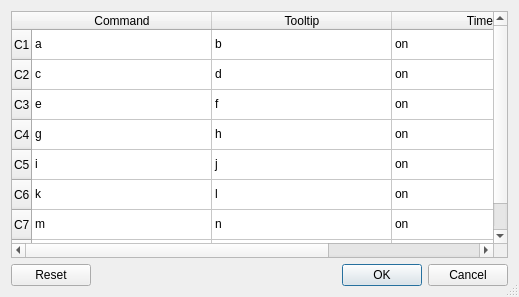
First picture: the form in qt4/Go4GUI/TGo4UserCommandsDialog.ui, repository gsi-ee/go4, before the edit.
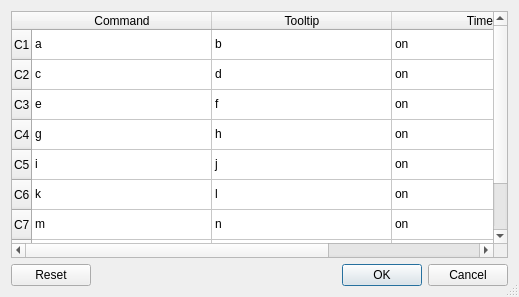
Second picture: the form after the edit.

Commit message: bugfix in user commands dialog. Patch by Sven Augustin.

What changed in the file:
```diff
--- a/qt4/Go4GUI/TGo4UserCommandsDialog.ui
+++ b/qt4/Go4GUI/TGo4UserCommandsDialog.ui
@@ -76,6 +76,11 @@
        <string>C7</string>
       </property>
      </row>
+     <row>
+      <property name="text">
+       <string>C8</string>
+      </property>
+     </row>
      <row>
       <property name="text">
        <string>C9</string>
@@ -216,6 +221,21 @@
        <string>on</string>
       </property>
      </item>
+     <item row="8" column="0">
+      <property name="text">
+       <string>q</string>
+      </property>
+     </item>
+     <item row="8" column="1">
+      <property name="text">
+       <string>r</string>
+      </property>
+     </item>
+     <item row="8" column="2">
+      <property name="text">
+       <string>on</string>
+      </property>
+     </item>
     </widget>
    </item>
   </layout>
```
